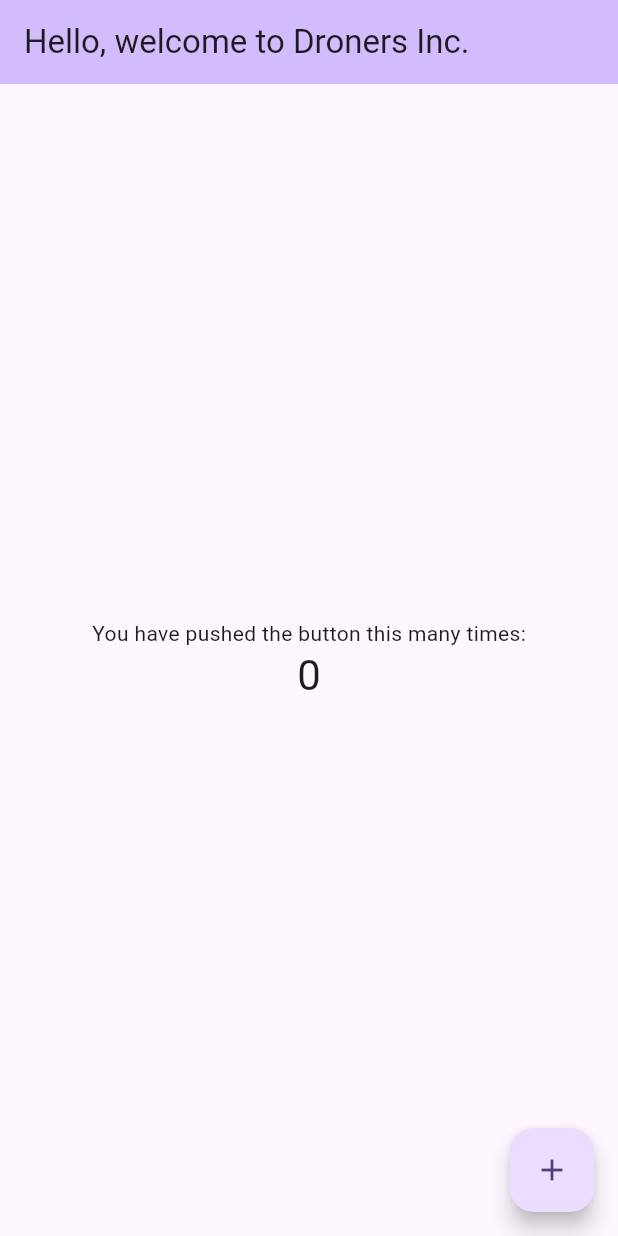
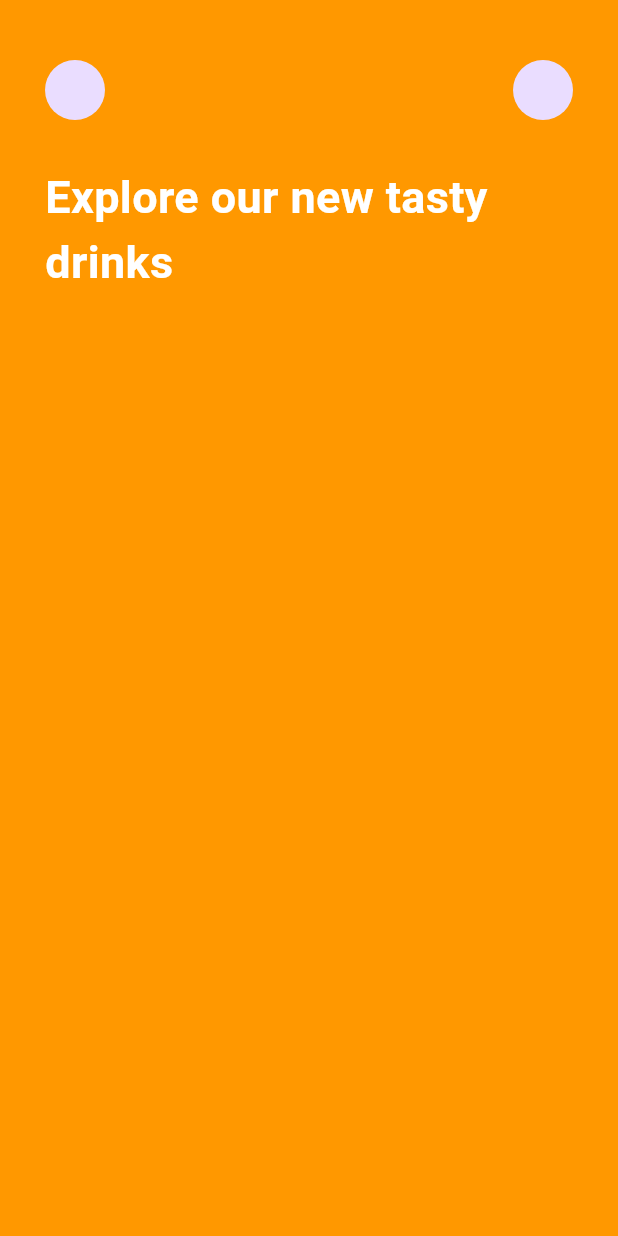
Before and after one commit to DroneBreaker/Flutter-Soda-App, a Flutter app: the screen it shows after launch, on a phone screen of 412 x 824 dp. Run offline on Flutter 3.47's test engine with Material 3 defaults, Android fonts, the phone set to English and light mode, and no system bars.

Commit message:
Refactored the homepage

```diff
--- a/lib/main.dart
+++ b/lib/main.dart
@@ -15,25 +15,11 @@ class MyApp extends StatelessWidget {
       debugShowCheckedModeBanner: false,
       title: 'Flutter Demo',
       theme: ThemeData(
-        // This is the theme of your application.
-        //
-        // TRY THIS: Try running your application with "flutter run". You'll see
-        // the application has a purple toolbar. Then, without quitting the app,
-        // try changing the seedColor in the colorScheme below to Colors.green
-        // and then invoke "hot reload" (save your changes or press the "hot
-        // reload" button in a Flutter-supported IDE, or press "r" if you used
-        // the command line to start the app).
-        //
-        // Notice that the counter didn't reset back to zero; the application
-        // state is not lost during the reload. To reset the state, use hot
-        // restart instead.
-        //
-        // This works for code too, not just values: Most code changes can be
-        // tested with just a hot reload.
-        colorScheme: ColorScheme.fromSeed(seedColor: Colors.deepPurple),
+        scaffoldBackgroundColor: Colors.orange,
+        // colorScheme: ColorScheme.fromSeed(seedColor: Colors.deepPurple),
         useMaterial3: true,
       ),
-      home: const MyHomePage(title: 'Hello, welcome to Droners Inc.'),
+      home: const HomePage(),
     );
   }
 }
--- a/lib/screens/homepage.dart
+++ b/lib/screens/homepage.dart
@@ -1,37 +1,14 @@
 import 'package:flutter/material.dart';
+import 'package:hydrate/widgets/app_text.dart';
+import 'package:hydrate/widgets/categories.dart';
 
-class MyHomePage extends StatefulWidget {
-  const MyHomePage({super.key, required this.title});
-
-  // This widget is the home page of your application. It is stateful, meaning
-  // that it has a State object (defined below) that contains fields that affect
-  // how it looks.
-
-  // This class is the configuration for the state. It holds the values (in this
-  // case the title) provided by the parent (in this case the App widget) and
-  // used by the build method of the State. Fields in a Widget subclass are
-  // always marked "final".
-
-  final String title;
-
+class HomePage extends StatefulWidget {
+  const HomePage({super.key});
   @override
-  State<MyHomePage> createState() => _MyHomePageState();
+  State<HomePage> createState() => _HomePageState();
 }
 
-class _MyHomePageState extends State<MyHomePage> {
-  int _counter = 0;
-
-  void _incrementCounter() {
-    setState(() {
-      // This call to setState tells the Flutter framework that something has
-      // changed in this State, which causes it to rerun the build method below
-      // so that the display can reflect the updated values. If we changed
-      // _counter without calling setState(), then the build method would not be
-      // called again, and so nothing would appear to happen.
-      _counter++;
-    });
-  }
-
+class _HomePageState extends State<HomePage> {
   @override
   Widget build(BuildContext context) {
     // This method is rerun every time setState is called, for instance as done
@@ -40,50 +17,40 @@ class _MyHomePageState extends State<MyHomePage> {
     // The Flutter framework has been optimized to make rerunning build methods
     // fast, so that you can just rebuild anything that needs updating rather
     // than having to individually change instances of widgets.
-    return Scaffold(
-      appBar: AppBar(
-        // TRY THIS: Try changing the color here to a specific color (to
-        // Colors.amber, perhaps?) and trigger a hot reload to see the AppBar
-        // change color while the other colors stay the same.
-        backgroundColor: Theme.of(context).colorScheme.inversePrimary,
-        // Here we take the value from the MyHomePage object that was created by
-        // the App.build method, and use it to set our appbar title.
-        title: Text(widget.title),
-      ),
-      body: Center(
+    return const Scaffold(
+      body: SafeArea(
           // Center is a layout widget. It takes a single child and positions it
           // in the middle of the parent.
+          child: Padding(
+            padding: EdgeInsets.only(left: 30, right: 30, top: 40),
             child: Column(
-          // Column is also a layout widget. It takes a list of children and
-          // arranges them vertically. By default, it sizes itself to fit its
-          // children horizontally, and tries to be as tall as its parent.
-          //
-          // Column has various properties to control how it sizes itself and
-          // how it positions its children. Here we use mainAxisAlignment to
-          // center the children vertically; the main axis here is the vertical
-          // axis because Columns are vertical (the cross axis would be
-          // horizontal).
-          //
-          // TRY THIS: Invoke "debug painting" (choose the "Toggle Debug Paint"
-          // action in the IDE, or press "p" in the console), to see the
-          // wireframe for each widget.
-          mainAxisAlignment: MainAxisAlignment.center,
+              crossAxisAlignment: CrossAxisAlignment.start,
               children: <Widget>[
-            const Text(
-              'You have pushed the button this many times:',
+                Row(
+                  mainAxisAlignment: MainAxisAlignment.spaceBetween,
+                  children: [
+                    CircleAvatar(
+                      child: SizedBox(height: 30, width: 30,),
                     ),
-            Text(
-              '$_counter',
-              style: Theme.of(context).textTheme.headlineMedium,
+
+                    CircleAvatar(
+                      child: SizedBox(height: 30, width: 30, ),
                     ),
                   ],
                 ),
+
+                SizedBox(height: 30,),
+
+                AppText(title: 'Explore our new tasty drinks', fontSize: 30, fontWeight: FontWeight.bold, colors: Colors.white,),
+
+                SizedBox(height: 20,),
+
+                // Categories()
+              ],
             ),
-      floatingActionButton: FloatingActionButton(
-        onPressed: _incrementCounter,
-        tooltip: 'Increment',
-        child: const Icon(Icons.add),
-      ), // This trailing comma makes auto-formatting nicer for build methods.
+          ),
+      ),
+       // This trailing comma makes auto-formatting nicer for build methods.
     );
   }
 }
--- /dev/null
+++ b/lib/widgets/app_text.dart
@@ -0,0 +1,20 @@
+import 'package:flutter/material.dart';
+
+class AppText extends StatelessWidget {
+  final String title;
+  final FontWeight fontWeight;
+  final double fontSize;
+  final Color colors;
+  const AppText({super.key, required this.title, required this.fontWeight, required this.fontSize, required this.colors});
+
+
+  @override
+  Widget build(BuildContext context) {
+   return Flexible(
+    fit: FlexFit.tight,
+    // spacing: 10,
+    // runSpacing: 20,
+      child: Text(title, style: TextStyle(fontWeight: fontWeight, fontSize: fontSize, color: colors))
+   );
+  }
+}
--- /dev/null
+++ b/lib/widgets/categories.dart
@@ -0,0 +1,27 @@
+import 'package:flutter/material.dart';
+
+class Categories extends StatefulWidget {
+  const Categories({super.key});
+
+  @override
+  State<Categories> createState() => _CategoriesState();
+}
+
+class _CategoriesState extends State<Categories> {
+  @override
+  Widget build(BuildContext context) {
+    return Scaffold(
+      body: Column(children: [
+          Container(
+            height: 30,
+            width: 30,
+            child: Row(
+              children: [
+               ListView.builder(itemCount: 5, scrollDirection: Axis.horizontal, itemBuilder: (_, index) => Text('Item $index'),),
+              ],
+            ),
+          ),
+      ],),
+    );
+  }
+}
```
Lines whose indentation alone changed are shown as unchanged.
